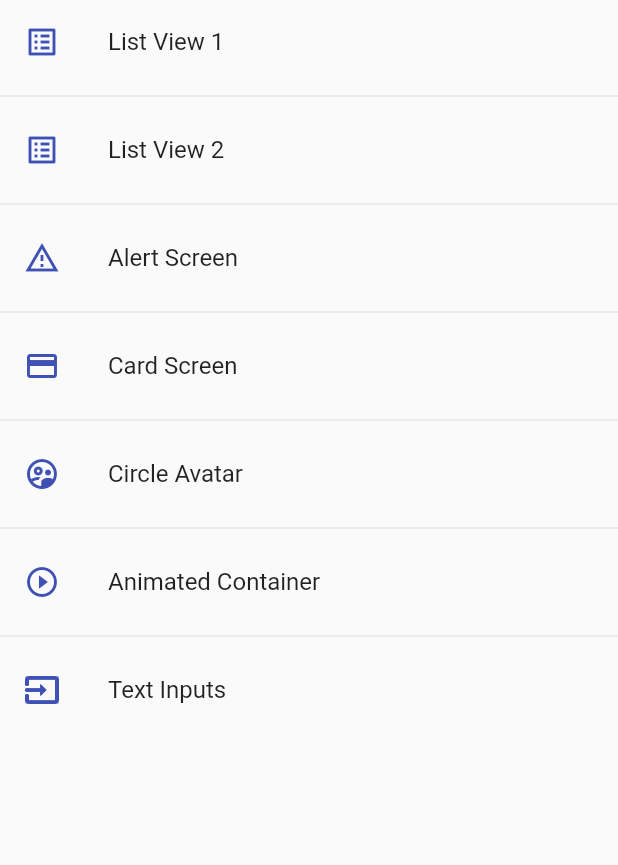
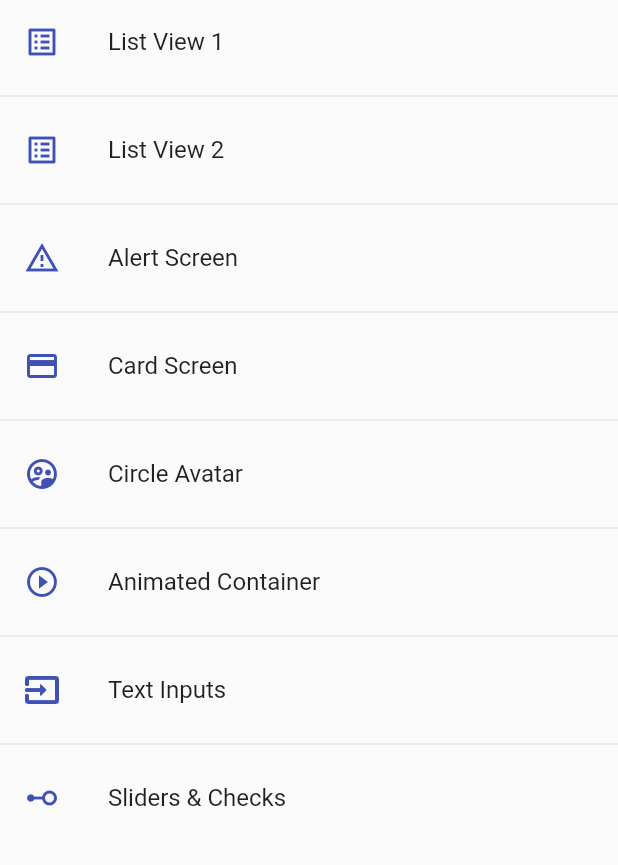
Before and after one commit to andrezffajardo/flutter_components_app, a Flutter app: the screen it shows after launch, on a phone screen of 412 x 824 dp, the part 84-949 px from its top. Run offline on Flutter 3.47's test engine with Material 2 defaults, Android fonts, the phone set to English and light mode, and no system bars.

Commit message:
Widget Slider

```diff
--- a/lib/router/app_routes.dart
+++ b/lib/router/app_routes.dart
@@ -54,6 +54,12 @@ class AppRoutes {
       screen: const InputsScreen(),
       icon: Icons.input_sharp,
     ),
+    MenuOption(
+      route: 'slider',
+      name: 'Sliders & Checks',
+      screen: const SliderScreen(),
+      icon: Icons.linear_scale_rounded,
+    ),
   ];
 
   static Map<String, Widget Function(BuildContext)> getAppRoutes() {
--- a/lib/screens/screens.dart
+++ b/lib/screens/screens.dart
@@ -6,3 +6,4 @@ export 'package:flutter_components_app/screens/card_screen.dart';
 export 'package:flutter_components_app/screens/avatar_screen.dart';
 export 'package:flutter_components_app/screens/animated_screen.dart';
 export 'package:flutter_components_app/screens/inputs_screen.dart';
+export 'package:flutter_components_app/screens/slider_screen.dart';
```
Also changed, not shown: lib/screens/slider_screen.dart (added, +46 -0 lines).
